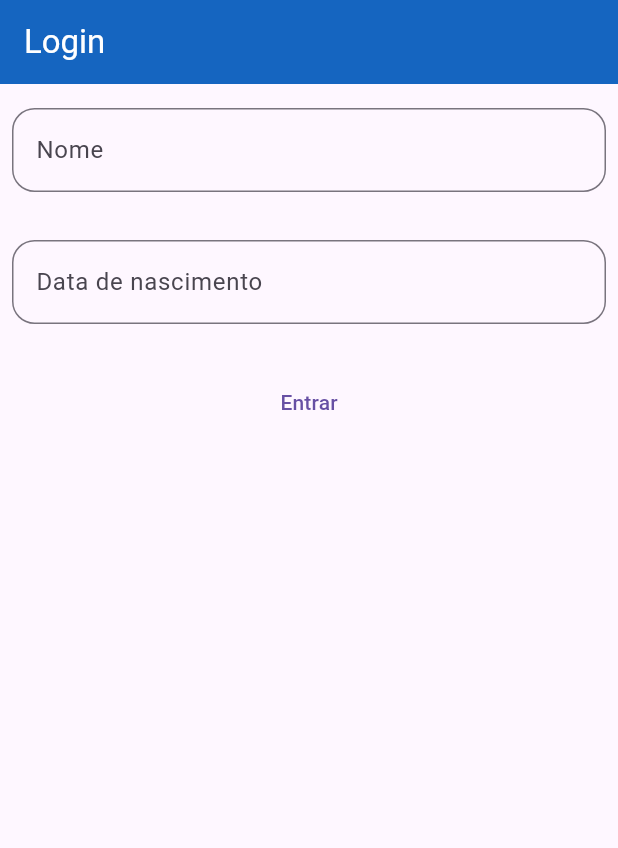
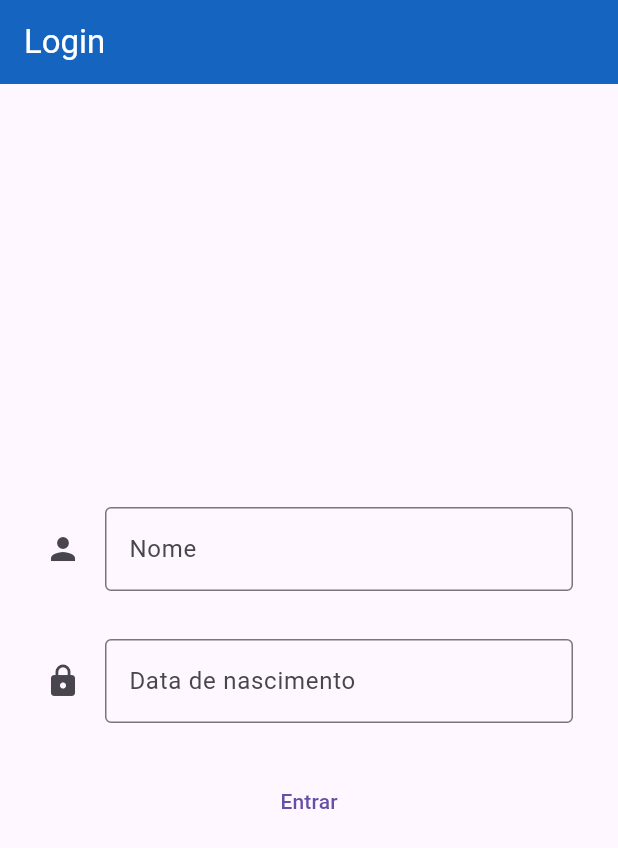
Before and after one commit to FerreiraJpg/Task_App, a Flutter app: the screen it shows after launch, on a phone screen of 412 x 824 dp. Shown: the top 848 px of the screen. Run offline on Flutter 3.47's test engine with Material 3 defaults, Android fonts, the phone set to English and light mode, and no system bars.

Commit message:
Adicionei um drawer e tela de login

```diff
--- a/lib/main.dart
+++ b/lib/main.dart
@@ -1,18 +1,17 @@
 import 'package:flutter/material.dart';
 import 'package:flutter_application_1/home_page.dart';
-
-
-
 
 void main() async {
   runApp(const MyApp());
 }
+
 class MyApp extends StatefulWidget {
   const MyApp({super.key});
 
   @override
   State<MyApp> createState() => _MyAppState();
 }
+
 Color backgroundColor = const Color(0xFFBBDEFB);
 Color appBarColor = const Color(0xFF1565C0);
 final nameController = TextEditingController();
@@ -26,40 +25,43 @@ class _MyAppState extends State<MyApp> {
     return MaterialApp(
       navigatorKey: navigatorKey,
       home: Scaffold(
-      body:Card(
+        body: Card(
           margin: EdgeInsets.zero,
           elevation: 10,
           child: Scaffold(
             appBar: AppBar(
               elevation: 0,
-          backgroundColor: const Color(0xFF1565C0),
+              backgroundColor: Color(0xFF1565C0),
               title: Text(
                 "Login",
+                textAlign: TextAlign.right,
                 style: TextStyle(color: Colors.white),
               ),
             ),
             body: Column(
+              mainAxisAlignment: MainAxisAlignment.center,
               children: <Widget>[
                 Padding(
-              padding: EdgeInsets.symmetric(horizontal: 8, vertical: 16),
-              child: TextField(
+                  padding: EdgeInsets.symmetric(horizontal: 30, vertical: 16),
+                  child: TextFormField(
                     controller: nameController,
                     decoration: InputDecoration(
-                  border: OutlineInputBorder(
-                    borderRadius: BorderRadius.all(Radius.circular(15)),
-                  ),
+                      icon: Icon(Icons.person),
+                      border: OutlineInputBorder(),
                       hintText: "Nome",
                     ),
+                    validator: (String? nameController) {
+                      if (nameController == null) {}
+                    },
                   ),
                 ),
                 Padding(
-              padding: EdgeInsets.symmetric(horizontal: 8, vertical: 16),
-              child: TextField(
+                  padding: EdgeInsets.symmetric(horizontal: 30, vertical: 16),
+                  child: TextFormField(
                     controller: dataController,
                     decoration: InputDecoration(
-                  border: OutlineInputBorder(
-                    borderRadius: BorderRadius.all(Radius.circular(15)),
-                  ),
+                      icon: Icon(Icons.lock),
+                      border: OutlineInputBorder(),
                       hintText: "Data de nascimento",
                     ),
                   ),
@@ -81,6 +83,7 @@ class _MyAppState extends State<MyApp> {
       ),
     );
   }
+
   void changePage() async {
     final user = await showDialog<dynamic>(
       context: context,
@@ -96,20 +99,18 @@ class _MyAppState extends State<MyApp> {
     }
   }
 
-
-
   void login(BuildContext innerContext) {
     String nome = nameController.text;
     String dataNascimento = dataController.text;
     User user = User(nome, dataNascimento);
     navigatorKey.currentState?.pushReplacement(
       MaterialPageRoute(
-        builder: (_) => HomePage(userName: user.nome),
+        builder: (_) =>
+            HomePage(userName: user.nome, userDate: user.dataNascimento),
       ),
     );
   }
 }
-
 
 class User {
   String nome;
```
Also changed, not shown: lib/home_page.dart (+6 -7 lines). Lines whose indentation alone changed are shown as unchanged.
